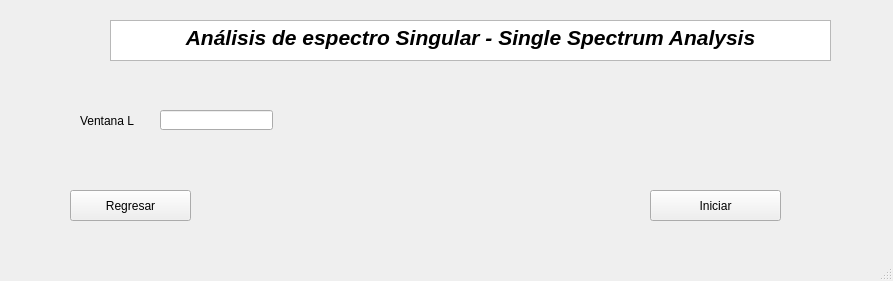
AndresMSE/IF---Interfaz, file SSA.ui: the form before one commit.
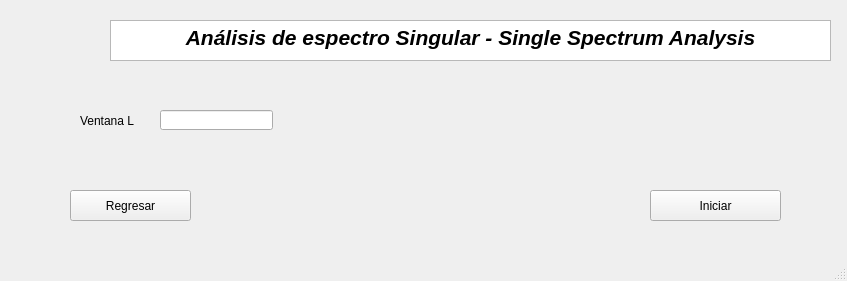
The form after the commit.

What changed in the file:
```diff
--- a/SSA.ui
+++ b/SSA.ui
@@ -6,7 +6,7 @@
    <rect>
     <x>0</x>
     <y>0</y>
-    <width>893</width>
+    <width>847</width>
     <height>281</height>
    </rect>
   </property>
```
Left out of the diff: 2 changed lines with no effect on the pictures.
